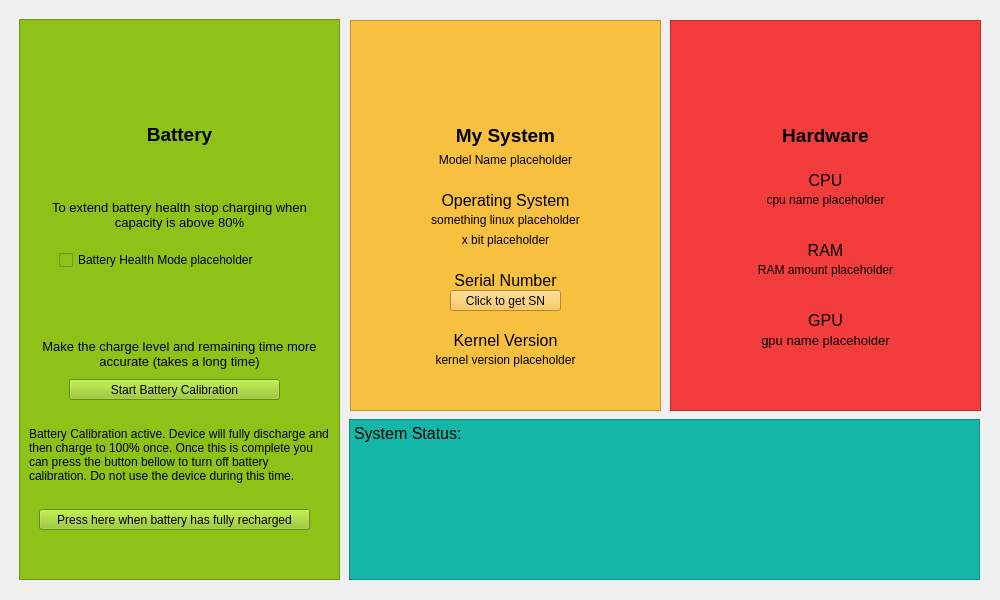
Old version of the form carecenter.ui in the repository JonathanY234/Acer-Battery-Manager-for-Linux.
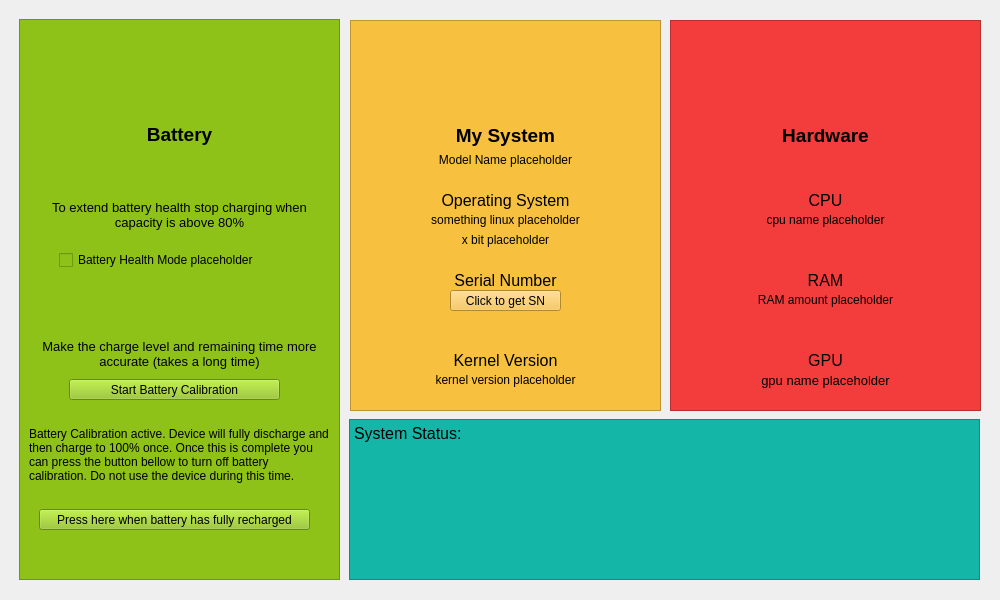
New version of the form. Icons and pictures are not drawn.

What changed in the file:
```diff
--- a/carecenter.ui
+++ b/carecenter.ui
@@ -391,7 +391,7 @@
      <property name="geometry">
       <rect>
        <x>10</x>
-       <y>310</y>
+       <y>330</y>
        <width>291</width>
        <height>21</height>
       </rect>
@@ -412,7 +412,7 @@
      <property name="geometry">
       <rect>
        <x>10</x>
-       <y>330</y>
+       <y>350</y>
        <width>291</width>
        <height>20</height>
       </rect>
@@ -481,7 +481,7 @@
      <property name="geometry">
       <rect>
        <x>10</x>
-       <y>150</y>
+       <y>170</y>
        <width>291</width>
        <height>21</height>
       </rect>
@@ -502,7 +502,7 @@
      <property name="geometry">
       <rect>
        <x>10</x>
-       <y>170</y>
+       <y>190</y>
        <width>291</width>
        <height>20</height>
       </rect>
@@ -518,7 +518,7 @@
      <property name="geometry">
       <rect>
        <x>10</x>
-       <y>220</y>
+       <y>250</y>
        <width>291</width>
        <height>21</height>
       </rect>
@@ -539,7 +539,7 @@
      <property name="geometry">
       <rect>
        <x>10</x>
-       <y>240</y>
+       <y>270</y>
        <width>291</width>
        <height>20</height>
       </rect>
@@ -555,7 +555,7 @@
      <property name="geometry">
       <rect>
        <x>10</x>
-       <y>290</y>
+       <y>330</y>
        <width>291</width>
        <height>21</height>
       </rect>
@@ -576,7 +576,7 @@
      <property name="geometry">
       <rect>
        <x>10</x>
-       <y>310</y>
+       <y>350</y>
        <width>291</width>
        <height>21</height>
       </rect>
```
